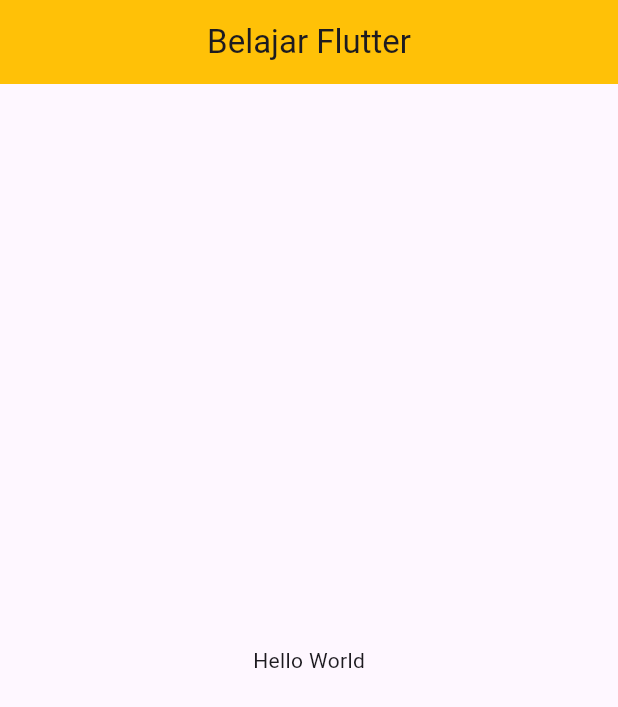
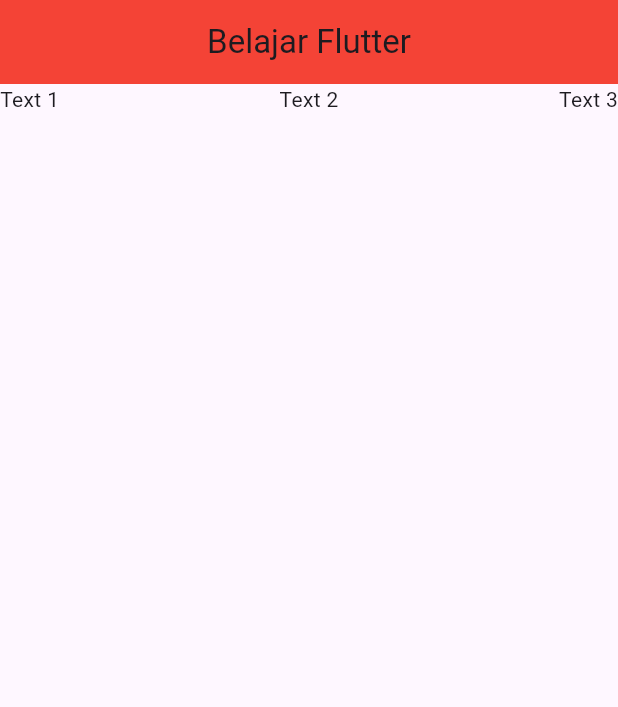
Before and after one commit to SitiNurAliifahM/myapp, a Flutter app: the screen it shows after launch, on a phone screen of 412 x 824 dp. Shown: the top 707 px of the screen. Run offline on Flutter 3.47's test engine with Material 3 defaults, Android fonts, the phone set to English and light mode, and no system bars.

```diff
--- a/lib/main.dart
+++ b/lib/main.dart
@@ -1,4 +1,8 @@
 import 'package:flutter/material.dart';
+import 'package:myapp/container_widget.dart';
+import 'package:myapp/row_column/column_widget.dart';
+import 'package:myapp/row_column/row_column_widget.dart';
+import 'package:myapp/row_column/row_widget.dart';
 
 void main(){
   runApp(MyApp());
@@ -11,13 +15,11 @@ class MyApp extends StatelessWidget {
     return MaterialApp(
       home: Scaffold(
         appBar: AppBar(
-          backgroundColor: Colors.amber,
+          backgroundColor: Colors.red,
           centerTitle: true,
           title: Text("Belajar Flutter"),
         ),
-        body: Center(
-          child: Text("Hello World"),
-        ),
+        body: BelajarRowColumn()
       ),
     );
   }
--- /dev/null
+++ b/lib/row_column/column_widget.dart
@@ -0,0 +1,16 @@
+import 'package:flutter/material.dart';
+
+class BelajarColumn extends StatelessWidget {
+// Suggested code may be subject to a license. Learn more: ~LicenseLog:1694113249.
+  @override
+  Widget build(BuildContext context) {
+    return Column(
+      mainAxisAlignment: MainAxisAlignment.spaceBetween,
+      children: [
+        Text('ini column 1'),
+        Text('ini column 2'),
+        Text('ini column 3')
+      ]
+    );
+  }
+}
--- /dev/null
+++ b/lib/row_column/row_column_widget.dart
@@ -0,0 +1,26 @@
+import 'package:flutter/material.dart';
+
+// Suggested code may be subject to a license. Learn more: ~LicenseLog:604203841.
+// Suggested code may be subject to a license. Learn more: ~LicenseLog:2151198751.
+class BelajarRowColumn extends StatelessWidget {
+// Suggested code may be subject to a license. Learn more: ~LicenseLog:3667732809.
+  @override
+  Widget build(BuildContext context) {
+    return Container(
+      child: Row(
+        mainAxisAlignment: MainAxisAlignment.spaceBetween,
+        children: [
+          Container(
+            child: Text('Text 1'),
+          ),
+          Container(
+            child: Text('Text 2'),
+          ),
+          Container(
+            child: Text('Text 3'),
+          ),
+        ],
+      ),
+    );
+  }
+}
--- /dev/null
+++ b/lib/row_column/row_widget.dart
@@ -0,0 +1,15 @@
+import 'package:flutter/material.dart';
+
+class BelajarRow extends StatelessWidget{
+  @override
+    Widget build(BuildContext context) {
+      return Row(
+        mainAxisAlignment: MainAxisAlignment.spaceBetween,
+        children: [
+          Text('ini row 1'),
+          Text('ini row 2'),
+          Text('ini row 3')
+        ]
+      );
+    }
+}
```
Also changed, not shown: lib/container_widget.dart (added, +28 -0 lines).
